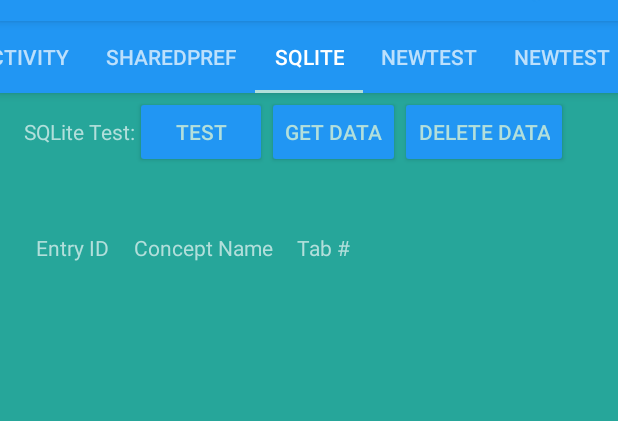
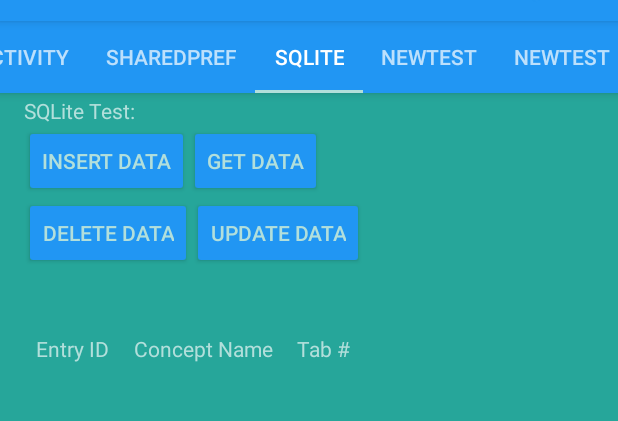
Before and after one commit to AdamSHurwitz/Hacking_Environment, an Android app: the screen it shows after launch (MainActivity), tab 3 chosen, on a phone screen of 412 x 824 dp, the part 63-484 px from its top. Run offline under Robolectric (Android 15) with nearby library versions, the phone set to English and light mode, and no system bars.

Commit message:
SQLite - Delete Data and Update Data features added

```diff
--- a/app/src/main/res/layout/sqlite_test.xml
+++ b/app/src/main/res/layout/sqlite_test.xml
@@ -13,59 +13,85 @@
     <LinearLayout
         android:layout_width="wrap_content"
         android:layout_height="wrap_content"
-        android:orientation="horizontal">
+        android:orientation="vertical">
+
         <TextView
             android:layout_width="wrap_content"
             android:layout_height="wrap_content"
-            android:text="@string/sql_test"/>
+            android:text="@string/sql_test" />
+
+        <RelativeLayout
+            android:layout_width="wrap_content"
+            android:layout_height="wrap_content"
+            android:orientation="horizontal">
+
             <Button
                 android:id="@+id/putInfoIntoDatabase"
                 android:layout_width="wrap_content"
                 android:layout_height="wrap_content"
-            android:text="@string/button_test"/>
+                android:text="@string/insert_btn" />
+
             <Button
                 android:id="@+id/getInfoFromDatabase"
                 android:layout_width="wrap_content"
                 android:layout_height="wrap_content"
-            android:text="@string/sql_get_data"/>
+                android:layout_toRightOf="@id/putInfoIntoDatabase"
+                android:text="@string/sql_get_data" />
+
             <Button
                 android:id="@+id/deleteInfoFromDatabase"
                 android:layout_width="wrap_content"
                 android:layout_height="wrap_content"
-            android:text="@string/delete_data_btn"/>
+                android:layout_below="@id/getInfoFromDatabase"
+                android:text="@string/delete_data_btn" />
+
+            <Button
+                android:id="@+id/updateInfoFromDatabase"
+                android:layout_width="wrap_content"
+                android:layout_height="wrap_content"
+                android:layout_toRightOf="@id/deleteInfoFromDatabase"
+                android:layout_below="@id/getInfoFromDatabase"
+                android:text="@string/update_data_btn" />
+        </RelativeLayout>
     </LinearLayout>
+
     <LinearLayout
         android:layout_width="wrap_content"
         android:layout_height="wrap_content">
+
         <TextView
+            android:id="@+id/database_size"
             android:layout_width="wrap_content"
             android:layout_height="wrap_content"
-        android:id="@+id/database_size"
-        android:padding="8dp"/>
+            android:padding="8dp" />
     </LinearLayout>
+
     <LinearLayout
         android:layout_width="wrap_content"
         android:layout_height="wrap_content"
         android:orientation="horizontal">
+
         <TextView
             android:layout_width="wrap_content"
             android:layout_height="wrap_content"
-        android:text="@string/entry_id_title"
-        android:padding="8dp"/>
+            android:padding="8dp"
+            android:text="@string/entry_id_title" />
+
         <TextView
             android:layout_width="wrap_content"
             android:layout_height="wrap_content"
-        android:text="@string/concept_name_title"
-        android:padding="8dp"/>
+            android:padding="8dp"
+            android:text="@string/concept_name_title" />
+
         <TextView
             android:layout_width="wrap_content"
             android:layout_height="wrap_content"
-        android:text="@string/tab_number_title"
-        android:padding="8dp"/>
+            android:padding="8dp"
+            android:text="@string/tab_number_title" />
     </LinearLayout>
+
     <ListView
+        android:id="@+id/sql_query_results"
         android:layout_width="wrap_content"
-        android:layout_height="wrap_content"
-        android:id="@+id/sql_query_results">
-    </ListView>
+        android:layout_height="wrap_content"></ListView>
 </LinearLayout>
--- a/app/src/main/res/values/strings.xml
+++ b/app/src/main/res/values/strings.xml
@@ -21,11 +21,13 @@
 
     <!-- Database Test-->
     <string name="sql_test">SQLite Test: </string>
+    <string name="insert_btn">INSERT DATA</string>
     <string name="sql_get_data">Get Data</string>
     <string name="delete_data_btn">Delete Data</string>
     <string name="entry_id_title">Entry ID</string>
     <string name="concept_name_title">Concept Name</string>
     <string name="tab_number_title">Tab #</string>
+    <string name="update_data_btn">UPDATE DATA</string>
 
     <!-- New Test -->
     <string name="new_test"> Nuevo Testo </string>
```
Also changed, not shown: app/src/main/java/com/example/adamhurwitz/hackingenvironment/SQLiteTestFragment.java (+101 -1 lines). Lines whose indentation alone changed are shown as unchanged.
